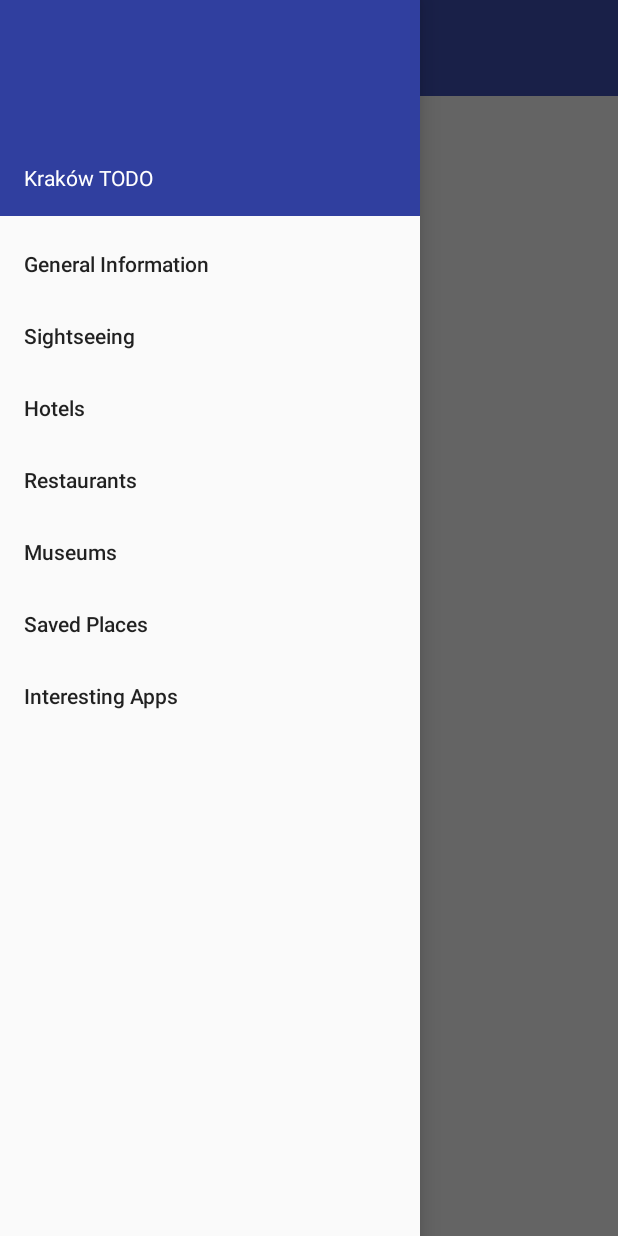
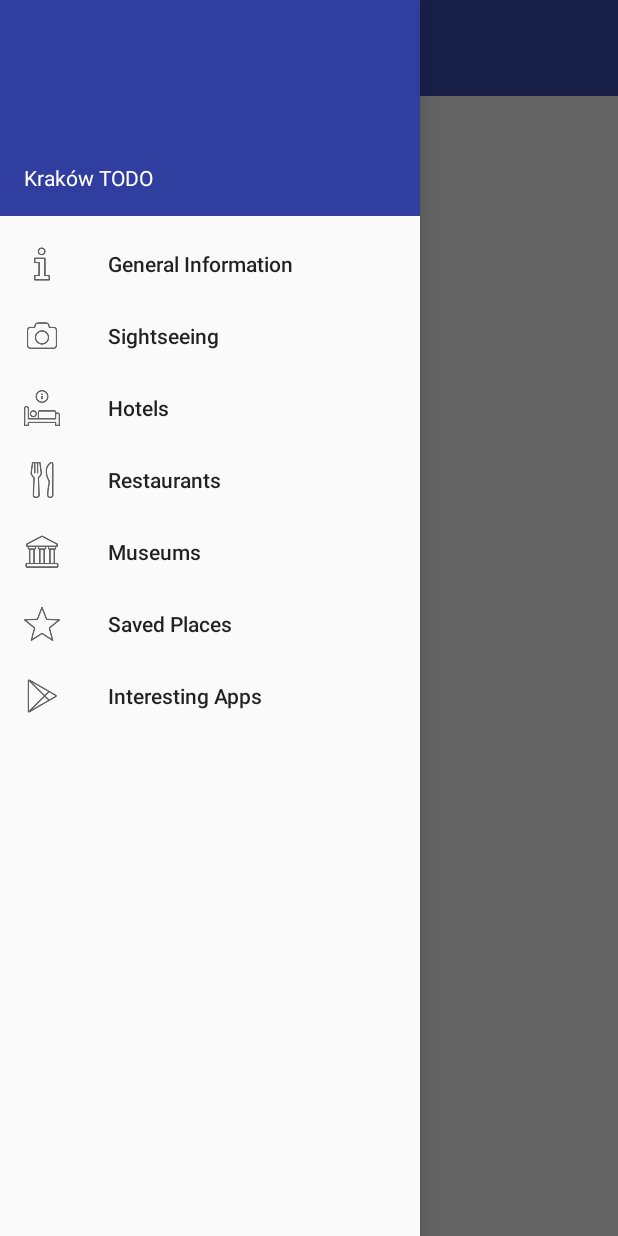
Before and after one commit to Rif7/TourGuideApp, an Android app: the screen it shows after launch (MainActivity), with the side drawer open, on a phone screen of 412 x 824 dp. Run offline under Robolectric (Android 15) with nearby library versions, the phone set to English and light mode, and no system bars.

Commit message:
Added menu icons

```diff
--- a/app/src/main/res/menu/menu_view.xml
+++ b/app/src/main/res/menu/menu_view.xml
@@ -2,24 +2,31 @@
 <menu xmlns:android="http://schemas.android.com/apk/res/android" >
     <group android:checkableBehavior="single">
         <item
+            android:icon="@drawable/ic_information"
             android:id="@+id/mnu_general_information"
             android:title="@string/general_information" />
         <item
+            android:icon="@drawable/ic_sightseeing"
             android:id="@+id/mnu_sightseeing"
             android:title="@string/sightseeing" />
         <item
+            android:icon="@drawable/ic_hotel"
             android:id="@+id/mnu_hotels"
             android:title="@string/hotels" />
         <item
+            android:icon="@drawable/ic_restaurant"
             android:id="@+id/mnu_restaurants"
             android:title="@string/restaurants" />
         <item
+            android:icon="@drawable/ic_museum"
             android:id="@+id/mnu_museums"
             android:title="@string/museums" />
         <item
+            android:icon="@drawable/ic_star_unsaved"
             android:id="@+id/mnu_saved_places"
             android:title="@string/saved_places" />
         <item
+            android:icon="@drawable/ic_google_play"
             android:id="@+id/mnu_interesting_apps"
             android:title="@string/interesting_apps" />
     </group>
```
Also changed, not shown: app/src/main/res/drawable/ic_google_play.png (added), app/src/main/res/drawable/ic_hotel.png (added), app/src/main/res/drawable/ic_information.png (added), app/src/main/res/drawable/ic_museum.png (added), app/src/main/res/drawable/ic_restaurant.png (added), app/src/main/res/drawable/ic_sightseeing.png (added), app/src/main/res/drawable/ic_star_saved.png (added), app/src/main/res/drawable/ic_star_unsaved.png (added).
